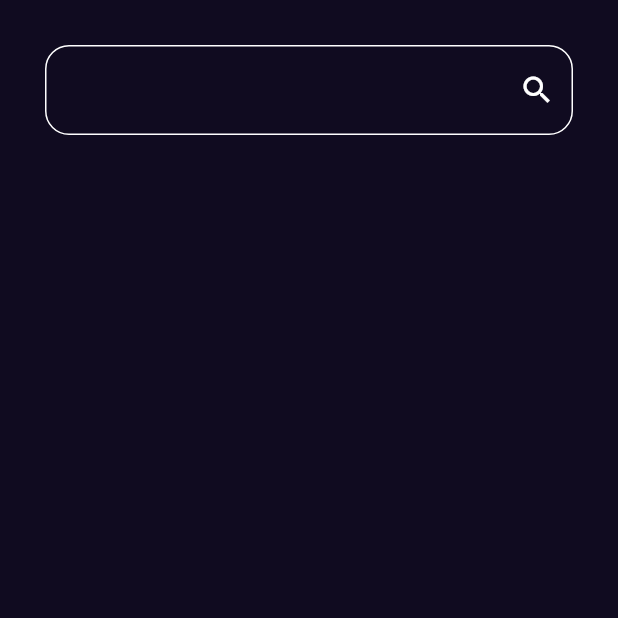
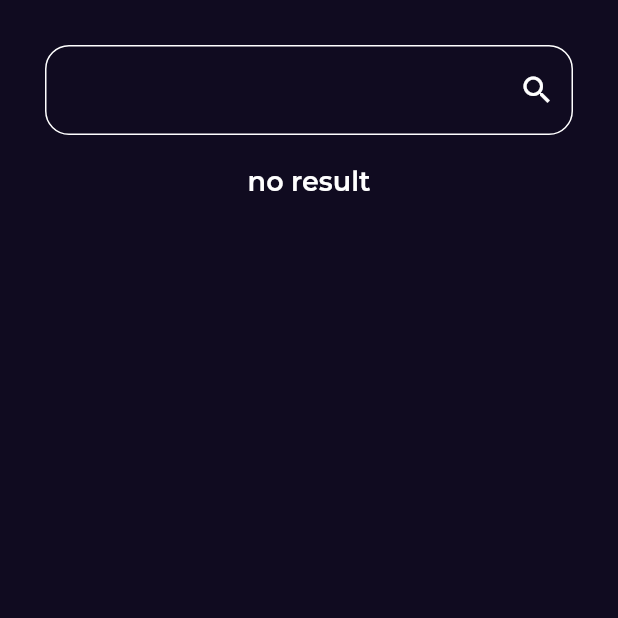
Before and after one commit to AhmedGamalxp/freebook_app, a Flutter app: the SearchView screen opened by its route, on a phone screen of 412 x 824 dp, the top half of it. Run offline on Flutter 3.47's test engine with Material 2 defaults, Android fonts, the phone set to English and light mode, and no system bars; our stand-ins replace bloc, cached_network_image, dartz, dio, flutter_bloc, flutter_svg and 3 more; network calls fail.

Commit message:
creating search feature

```diff
--- a/lib/core/utils/app_router.dart
+++ b/lib/core/utils/app_router.dart
@@ -7,6 +7,7 @@ import 'package:freebook_app/features/home/data/repos/home_repo_impl.dart';
 import 'package:freebook_app/features/home/presentation/manager/book_detailes_cubit/book_detailes_cubit.dart';
 import 'package:freebook_app/features/home/presentation/views/home_detailes_view.dart';
 import 'package:freebook_app/features/home/presentation/views/home_view.dart';
+import 'package:freebook_app/features/search/presentation/manager/search_cubit/search_cubit.dart';
 import 'package:freebook_app/features/search/presentation/views/search_view.dart';
 import 'package:go_router/go_router.dart';
 import '../../features/splash/presentation/splash_view.dart';
@@ -40,8 +41,13 @@ abstract class AppRouter {
       ),
       GoRoute(
         path: kSearchView,
-        builder: (BuildContext context, GoRouterState state) {
-          return const SearchView();
+        builder: (context, state) {
+          return BlocProvider(
+            create: (context) => SearchCubit(
+              getIt.get<HomeRepoEmpl>(),
+            ),
+            child: const SearchView(),
+          );
         },
       ),
     ],
--- a/lib/features/home/presentation/views/widgets/custom_botton.dart
+++ b/lib/features/home/presentation/views/widgets/custom_botton.dart
@@ -7,11 +7,13 @@ class CustomBotton extends StatelessWidget {
       required this.text,
       required this.color,
       required this.borderRadius,
-      required this.backgroundColor});
+      required this.backgroundColor,
+      this.onPressed});
   final String text;
   final Color color;
   final Color backgroundColor;
   final BorderRadius borderRadius;
+  final void Function()? onPressed;
   @override
   Widget build(BuildContext context) {
     return Expanded(
@@ -23,7 +25,7 @@ class CustomBotton extends StatelessWidget {
               shape: RoundedRectangleBorder(
                 borderRadius: borderRadius,
               )),
-          onPressed: () {},
+          onPressed: onPressed,
           child: Text(
             text,
             style: Styles.textstyle18.copyWith(color: color, fontSize: 16),
--- a/lib/features/home/presentation/views/widgets/ratting_book.dart
+++ b/lib/features/home/presentation/views/widgets/ratting_book.dart
@@ -23,7 +23,8 @@ class RattingBook extends StatelessWidget {
             style: Styles.textstyle16,
           ),
         ),
-        Opacity(opacity: 0.5, child: Text('$count', style: Styles.textstyle16)),
+        Opacity(
+            opacity: 0.5, child: Text('($count)', style: Styles.textstyle16)),
       ],
     );
   }
--- a/lib/features/home/presentation/views/widgets/related_Books_section.dart
+++ b/lib/features/home/presentation/views/widgets/related_Books_section.dart
@@ -4,7 +4,9 @@ import 'package:freebook_app/core/utils/styles.dart';
 import 'related_books_listview.dart';
 
 class RelatedBooksSection extends StatelessWidget {
-  const RelatedBooksSection({super.key});
+  const RelatedBooksSection({
+    super.key,
+  });
 
   @override
   Widget build(BuildContext context) {
--- /dev/null
+++ b/lib/features/search/presentation/manager/search_cubit/search_cubit.dart
@@ -0,0 +1,20 @@
+import 'package:bloc/bloc.dart';
+import 'package:freebook_app/features/home/data/models/book_model/book_model.dart';
+import 'package:freebook_app/features/home/data/repos/home_repo.dart';
+import 'package:meta/meta.dart';
+
+part 'search_state.dart';
+
+class SearchCubit extends Cubit<SearchState> {
+  SearchCubit(this.homeRepo) : super(SearchInitial());
+  final HomeRepo homeRepo;
+  Future<void> fetchSearchList({required String category}) async {
+    emit(SearchLoading());
+    var result = await homeRepo.fetchBookDetailes(category: category);
+    result.fold((failure) {
+      emit(SearchFailure(errMassage: failure.errMessage));
+    }, (books) {
+      emit(SearchSuccess(books: books));
+    });
+  }
+}
--- /dev/null
+++ b/lib/features/search/presentation/manager/search_cubit/search_state.dart
@@ -0,0 +1,20 @@
+part of 'search_cubit.dart';
+
+@immutable
+sealed class SearchState {}
+
+final class SearchInitial extends SearchState {}
+
+final class SearchLoading extends SearchState {}
+
+final class SearchFailure extends SearchState {
+  final String errMassage;
+
+  SearchFailure({required this.errMassage});
+}
+
+final class SearchSuccess extends SearchState {
+  final List<BookModel> books;
+
+  SearchSuccess({required this.books});
+}
--- a/lib/features/search/presentation/views/search_view.dart
+++ b/lib/features/search/presentation/views/search_view.dart
@@ -1,4 +1,8 @@
+import 'package:flutter/foundation.dart';
 import 'package:flutter/material.dart';
+import 'package:flutter_bloc/flutter_bloc.dart';
+import 'package:freebook_app/features/search/presentation/manager/search_cubit/search_cubit.dart';
+import 'package:freebook_app/features/search/presentation/views/widgets/search_listview.dart';
 import 'package:freebook_app/features/search/presentation/views/widgets/search_textformfield.dart';
 
 class SearchView extends StatelessWidget {
@@ -6,13 +10,23 @@ class SearchView extends StatelessWidget {
 
   @override
   Widget build(BuildContext context) {
-    return const SafeArea(
+    return SafeArea(
       child: Scaffold(
         body: Padding(
-          padding: EdgeInsets.all(30),
+          padding: const EdgeInsets.all(30),
           child: Column(
             children: [
-              CustomFormField(),
+              CustomFormField(
+                onSubmitted: (value) {
+                  BlocProvider.of<SearchCubit>(context).fetchSearchList(
+                    category: value,
+                  );
+                },
+              ),
+              const SizedBox(
+                height: 20,
+              ),
+              const Expanded(child: SearchListView()),
             ],
           ),
         ),
--- /dev/null
+++ b/lib/features/search/presentation/views/widgets/search_listview.dart
@@ -0,0 +1,52 @@
+import 'package:flutter/material.dart';
+import 'package:flutter_bloc/flutter_bloc.dart';
+import 'package:freebook_app/core/utils/styles.dart';
+import 'package:freebook_app/core/widgets/error_widget.dart';
+import 'package:freebook_app/features/search/presentation/manager/search_cubit/search_cubit.dart';
+import 'package:freebook_app/features/search/presentation/views/widgets/search_item.dart';
+
+class SearchListView extends StatefulWidget {
+  const SearchListView({super.key});
+
+  @override
+  State<SearchListView> createState() => _SearchListViewState();
+}
+
+class _SearchListViewState extends State<SearchListView> {
+  @override
+  Widget build(BuildContext context) {
+    return BlocBuilder<SearchCubit, SearchState>(
+      builder: (context, state) {
+        if (state is SearchSuccess) {
+          return ListView.separated(
+            physics: const BouncingScrollPhysics(),
+            itemBuilder: (context, index) {
+              return SearchListViewItem(
+                book: state.books[index],
+              );
+            },
+            separatorBuilder: (context, index) {
+              return const SizedBox(
+                height: 20,
+              );
+            },
+            itemCount: state.books.length,
+          );
+        } else if (state is SearchFailure) {
+          return CustomErorrWidget(errMassage: state.errMassage);
+        } else {
+          return const Column(
+            children: [
+              Center(
+                child: Text(
+                  'no result',
+                  style: Styles.textstyle18,
+                ),
+              )
+            ],
+          );
+        }
+      },
+    );
+  }
+}
--- a/lib/features/search/presentation/views/widgets/search_textformfield.dart
+++ b/lib/features/search/presentation/views/widgets/search_textformfield.dart
@@ -1,14 +1,19 @@
 import 'package:flutter/material.dart';
 
 class CustomFormField extends StatelessWidget {
-  const CustomFormField({super.key});
-
+  const CustomFormField({super.key, this.onSubmitted, this.iconTap});
+  final void Function(String)? onSubmitted;
+  final void Function()? iconTap;
   @override
   Widget build(BuildContext context) {
     return TextFormField(
+      onFieldSubmitted: onSubmitted,
       cursorColor: Colors.white,
       decoration: InputDecoration(
-        suffixIcon: const Icon(Icons.search),
+        suffixIcon: GestureDetector(
+          onTap: iconTap,
+          child: const Icon(Icons.search),
+        ),
         suffixIconColor: Colors.white,
         enabledBorder: outLineInputBorder(),
         focusedBorder: outLineInputBorder(),
--- a/pubspec.yaml
+++ b/pubspec.yaml
@@ -40,6 +40,7 @@ dependencies:
   get_it: ^7.6.4
   go_router: ^11.1.3
   google_fonts: ^6.1.0
+  url_launcher: ^6.1.14
 
 dev_dependencies:
   flutter_lints: ^2.0.0
```
Also changed, not shown: lib/features/home/data/repos/home_repo_impl.dart (+4 -4 lines), lib/features/home/presentation/views/home_detailes_view.dart (+6 -1 lines), lib/features/home/presentation/views/widgets/botton_action.dart (+17 -8 lines), lib/features/home/presentation/views/widgets/related_books_listview.dart (+12 -2 lines), lib/features/search/data/repos/search_repo.dart (added, +8 -0 lines), lib/features/search/data/repos/search_repo_impl.dart (added, +29 -0 lines), lib/features/search/presentation/views/widgets/search_item.dart (added, +89 -0 lines), pubspec.lock, 6 other files.
